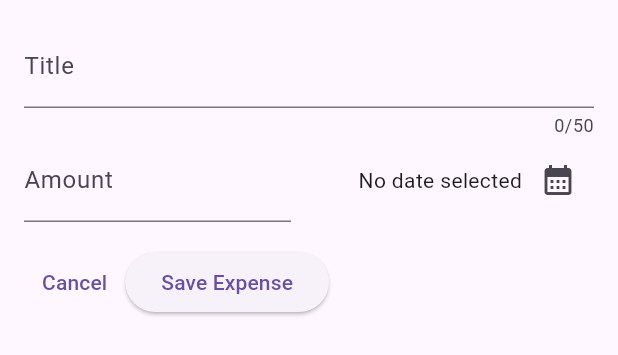
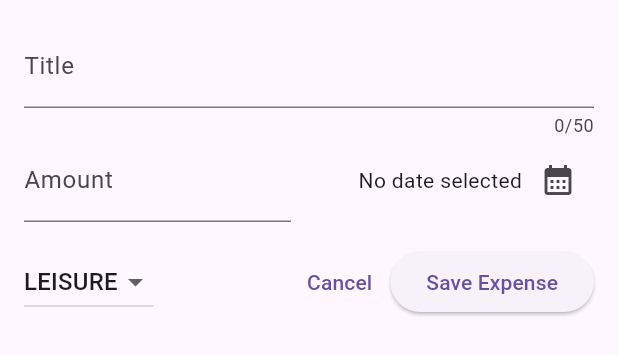
Before and after one commit to cintajay/expense_tracker, a Flutter app: the NewExpense widget shown alone on an empty page, opened directly, on a phone screen of 412 x 824 dp. Shown: the top 355 px of the screen. Run offline on Flutter 3.47's test engine with Material 3 defaults, Android fonts, the phone set to English and light mode, and no system bars.

Commit message:
DropdownButton

```diff
--- a/lib/widgets/new_expense.dart
+++ b/lib/widgets/new_expense.dart
@@ -12,6 +12,7 @@ class _NewExpenseState extends State<NewExpense> {
   final _titleFieldController = TextEditingController();
   final _amountFieldController = TextEditingController();
   DateTime? _selectedDate;
+  Category _selectedCategory = Category.leisure;
 
   @override
   void dispose() {
@@ -82,6 +83,25 @@ class _NewExpenseState extends State<NewExpense> {
           SizedBox(height: 16,),
           Row(
             children: [
+              DropdownButton(
+                value: _selectedCategory, //the selected item which uses the same widget as the dropdown items
+                items:
+                    Category.values.map((item) {
+                      return DropdownMenuItem(
+                        value: item, //eventhough value is not a required param, its omission would cause an error
+                        child: Text(item.name.toUpperCase()),
+                      );
+                    }).toList(),
+                onChanged: (value) {
+                  setState(() {
+                    if (value == null) {
+                      return;
+                    }
+                    _selectedCategory = value;
+                  });
+                },
+              ),
+              const Spacer(),
               TextButton(onPressed: () {
                 Navigator.pop(context);
               },
```
